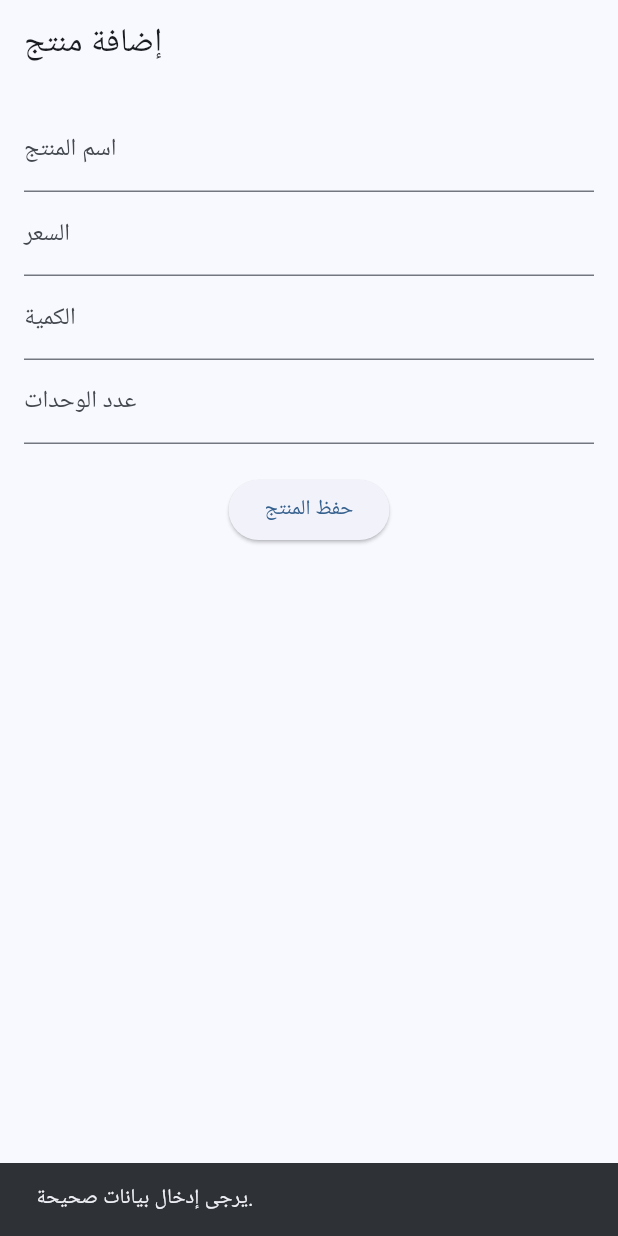
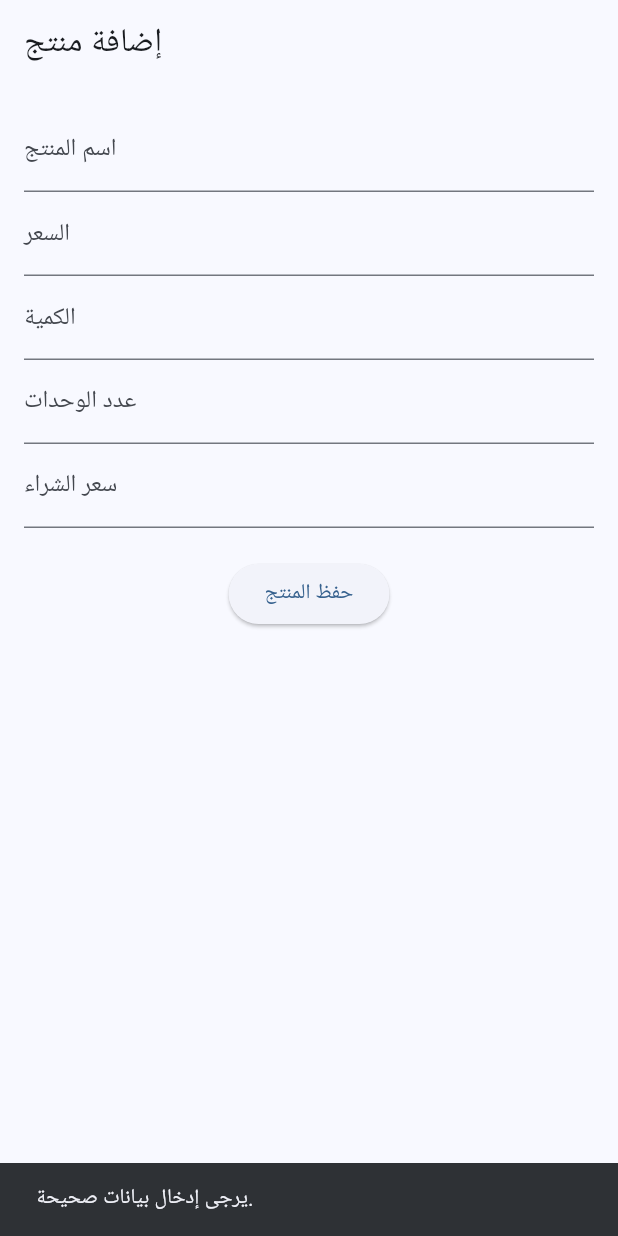
Before and after one commit to sayodaa/super-market, a Flutter app: the AddProductScreen screen opened by its route, after a tap on "حفظ المنتج", on a phone screen of 412 x 824 dp. Run offline on Flutter 3.47's test engine with Material 3 defaults, Android fonts, the phone set to English and light mode, and no system bars; our stand-ins replace bloc, go_router, hive, hive_flutter; accounts and stored records are empty.

Commit message:
Add priceBuy field to Product model and update inventory item display
- Added priceBuy field to Product class for tracking purchase price.
- Updated InventoryItem widget to display profit and priceBuy.
- Modified AddProductScreen to include input for priceBuy.

```diff
--- a/lib/features/home/data/product.dart
+++ b/lib/features/home/data/product.dart
@@ -15,8 +15,12 @@ class Product extends HiveObject {
   @HiveField(3)
   int quantityUnit;
 
+  @HiveField(4)
+  double priceBuy;
+
   Product({
     required this.quantityUnit,
+    required this.priceBuy,
     required this.name,
     required this.price,
     required this.quantity,
--- a/lib/features/sale/presentation/views/sale_screen.dart
+++ b/lib/features/sale/presentation/views/sale_screen.dart
@@ -15,6 +15,7 @@ class _AddProductScreenState extends State<AddProductScreen> {
   final _priceController = TextEditingController();
   final _quantityController = TextEditingController();
   final _quantityUnitController = TextEditingController();
+  final _priceBuyUnitController = TextEditingController();
 
   @override
   Widget build(BuildContext context) {
@@ -43,32 +44,14 @@ class _AddProductScreenState extends State<AddProductScreen> {
               keyboardType: TextInputType.number,
               decoration: const InputDecoration(labelText: 'عدد الوحدات'),
             ),
+            TextField(
+              controller: _priceBuyUnitController,
+              keyboardType: TextInputType.number,
+              decoration: const InputDecoration(labelText: 'سعر الشراء'),
+            ),
             const SizedBox(height: 20),
             ElevatedButton(
-              onPressed: () {
-                final name = _nameController.text;
-                final price = double.tryParse(_priceController.text) ?? 0;
-                final quantity = int.tryParse(_quantityController.text) ?? 0;
-                final quantityUnit =
-                    int.tryParse(_quantityUnitController.text)??0;
-                if (name.isNotEmpty && price > 0 && quantity > 0) {
-                  final product = Product(
-                    name: name,
-                    price: price,
-                    quantityUnit: quantityUnit,
-                    quantity: quantity,
-                  );
-                  final box = Hive.box<Product>('products');
-                  box.add(product);
-
-                  Navigator.pop(context);
-                } else {
-                  // إذا كانت المدخلات غير صحيحة، عرض رسالة
-                  ScaffoldMessenger.of(context).showSnackBar(
-                    const SnackBar(content: Text('يرجى إدخال بيانات صحيحة.')),
-                  );
-                }
-              },
+              onPressed: saveProduct,
               child: const Text('حفظ المنتج'),
             ),
           ],
@@ -76,4 +59,28 @@ class _AddProductScreenState extends State<AddProductScreen> {
       ),
     );
   }
+
+  void saveProduct() {
+    final name = _nameController.text;
+    final price = double.tryParse(_priceController.text) ?? 0;
+    final quantity = int.tryParse(_quantityController.text) ?? 0;
+    final quantityUnit = int.tryParse(_quantityUnitController.text) ?? 0;
+    final priceBuy = double.tryParse(_priceBuyUnitController.text) ?? 0;
+    if (name.isNotEmpty && price > 0 && quantity > 0) {
+      final product = Product(
+        name: name,
+        price: price,
+        quantityUnit: quantityUnit,
+        quantity: quantity, priceBuy: priceBuy,
+      );
+      final box = Hive.box<Product>('products');
+      box.add(product);
+
+      Navigator.pop(context);
+    } else {
+      ScaffoldMessenger.of(
+        context,
+      ).showSnackBar(const SnackBar(content: Text('يرجى إدخال بيانات صحيحة.')));
+    }
+  }
 }
```
Also changed, not shown: lib/features/inventory/presentation/widgets/inventory_item.dart (+21 -5 lines), lib/features/home/data/product.g.dart.
